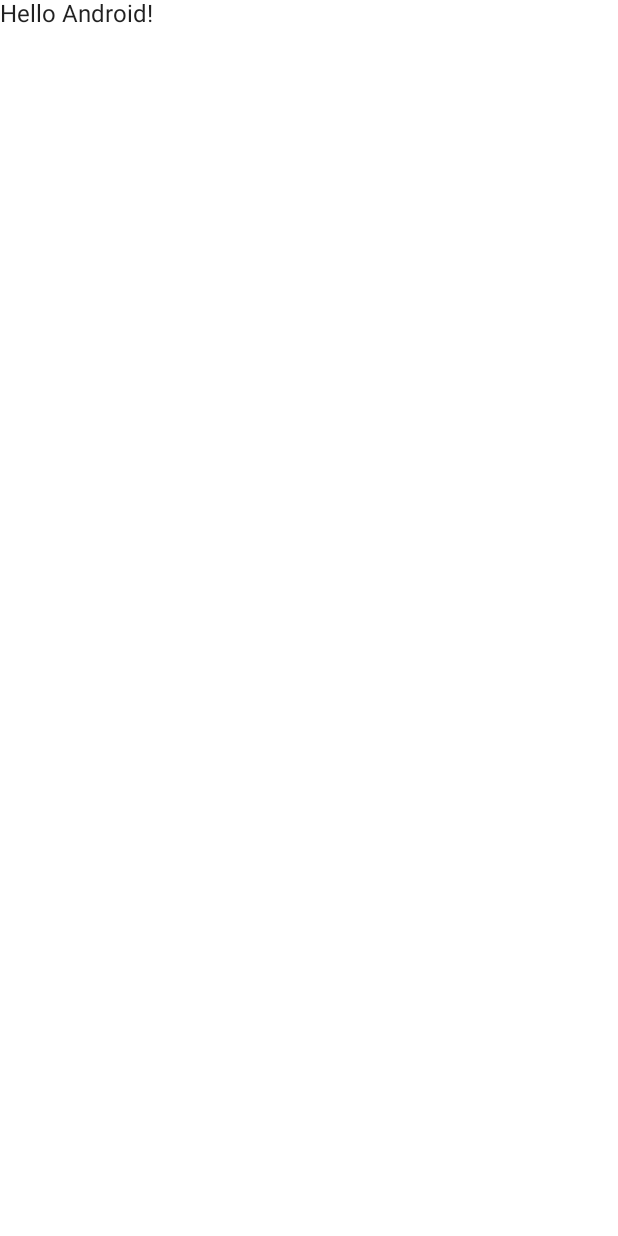
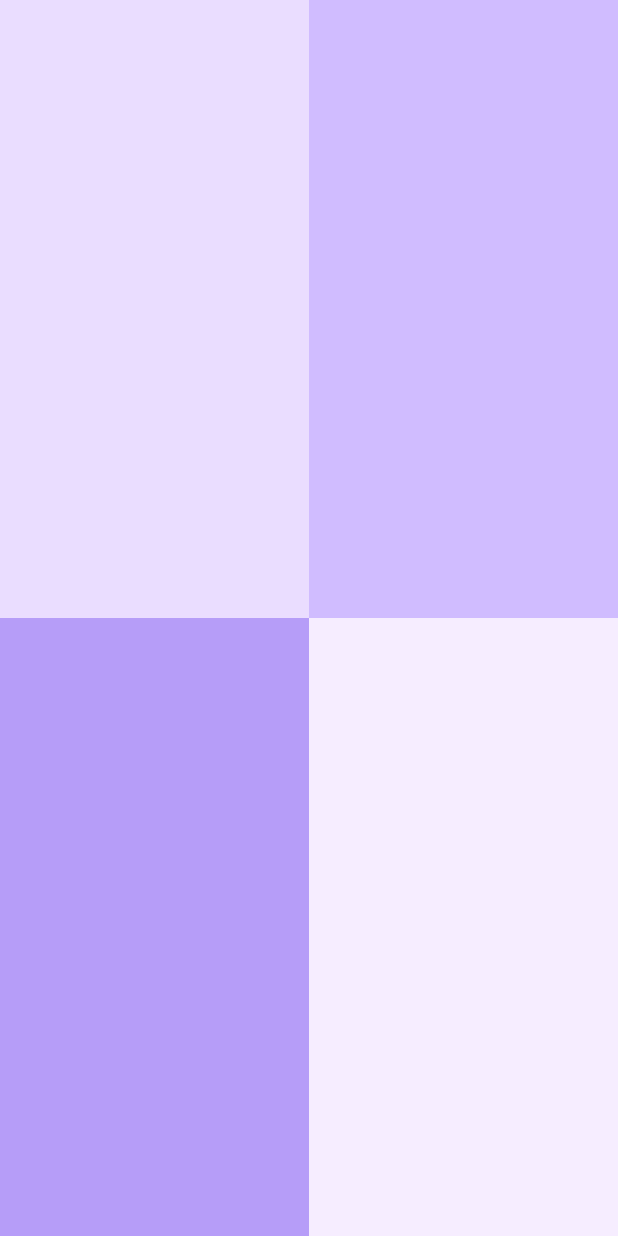
Before and after one commit to Augustinekan/Compose-Quadrant, an Android app built with Jetpack Compose: the screen it shows after launch (MainActivity), on a phone screen of 412 x 824 dp. Before the commit the screen is almost empty. Run offline under Robolectric (Android 15) with nearby library versions, the phone set to English and light mode, and no system bars.

Commit message:
create quadrant grid

```diff
--- a/app/src/main/java/com/example/composequadrant/MainActivity.kt
+++ b/app/src/main/java/com/example/composequadrant/MainActivity.kt
@@ -3,13 +3,17 @@ package com.example.composequadrant
 import android.os.Bundle
 import androidx.activity.ComponentActivity
 import androidx.activity.compose.setContent
-import androidx.compose.foundation.layout.fillMaxSize
+import androidx.compose.foundation.background
+import androidx.compose.foundation.layout.*
 import androidx.compose.material.MaterialTheme
 import androidx.compose.material.Surface
-import androidx.compose.material.Text
 import androidx.compose.runtime.Composable
 import androidx.compose.ui.Modifier
+import androidx.compose.ui.graphics.Color
+import androidx.compose.ui.platform.LocalConfiguration
+import androidx.compose.ui.res.stringResource
 import androidx.compose.ui.tooling.preview.Preview
+import androidx.compose.ui.unit.dp
 import com.example.composequadrant.ui.theme.ComposeQuadrantTheme
 
 class MainActivity : ComponentActivity() {
@@ -22,22 +26,55 @@ class MainActivity : ComponentActivity() {
                     modifier = Modifier.fillMaxSize(),
                     color = MaterialTheme.colors.background
                 ) {
-                    Greeting("Android")
+                    QuadrantGrid()
                 }
             }
         }
     }
 }
 
+@Preview(showBackground = true)
 @Composable
-fun Greeting(name: String) {
-    Text(text = "Hello $name!")
+fun QuadrantGrid(){
+Column() {
+   Row() {
+       QuadrantGridChild(title = stringResource(id = R.string.TextComposable), subtitle = stringResource(
+           id = R.string.DisplaysText,
+       ) ,
+           color = Color(0xFFEADDFF)
+       )
+       QuadrantGridChild(title = stringResource(id = R.string.ImageComposable), subtitle = stringResource(
+           id = R.string.CreatesAComposablePainter,
+       ) ,
+           color = Color(0xFFD0BCFF)
+       )
+   }
+    Row() {
+        QuadrantGridChild(title = stringResource(id = R.string.RowComposable), subtitle = stringResource(
+            id = R.string.HorizontalLayoutComposable,
+        ) ,
+            color = Color(0xFFB69DF8)
+        )
+        QuadrantGridChild(title = stringResource(id = R.string.ColumnComposable), subtitle = stringResource(
+            id = R.string.VerticalLayoutComposable,
+        ) ,
+            color = Color(0xFFF6EDFF)
+        )
+    }
 }
 
-@Preview(showBackground = true)
+}
+
 @Composable
-fun DefaultPreview() {
-    ComposeQuadrantTheme {
-        Greeting("Android")
+fun QuadrantGridChild(title : String, subtitle: String,color: Color,modifier: Modifier = Modifier){
+
+    val configuration = LocalConfiguration.current
+
+    val screenHeight = configuration.screenHeightDp.dp
+    val screenWidth = configuration.screenWidthDp.dp
+    Box(
+        modifier = modifier.background(color = color).height(height = (screenHeight/2)).width(width = (screenWidth/2))
+    ){
+
     }
 }
```
